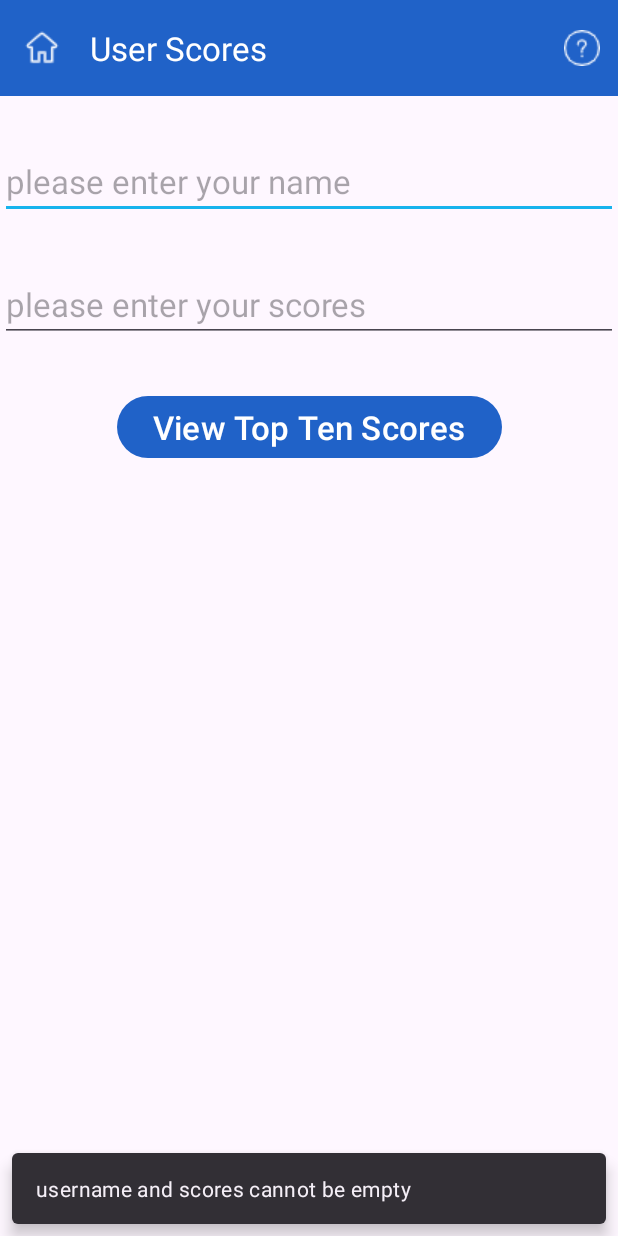
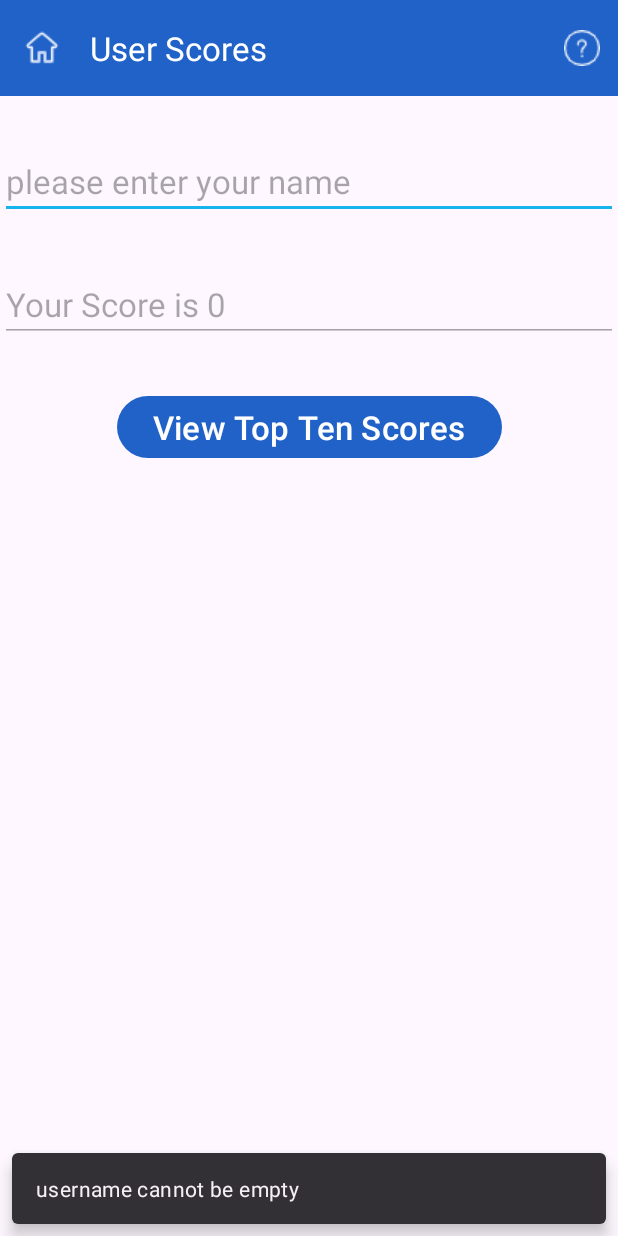
Before and after one commit to Derek-Tsang/FinalProject, an Android app: the TriviaUserScoresActivity screen opened directly, with no data from a screen before it, after a tap on "View Top Ten Scores", on a phone screen of 412 x 824 dp. Run offline under Robolectric (Android 15) with nearby library versions, the phone set to English and light mode, and no system bars; our stand-ins replace Room's generated code; network calls fail.

Commit message:
transfer score by using intent, not input by user. fix recyclerview cant scroll in user score Activity

```diff
--- a/app/src/main/java/algonquin/cst2335/finalproject/UI/TriviaUserScoresActivity.java
+++ b/app/src/main/java/algonquin/cst2335/finalproject/UI/TriviaUserScoresActivity.java
@@ -53,6 +53,7 @@ public class TriviaUserScoresActivity extends AppCompatActivity {
      * Executor to perform database operations on a separate thread
      */
     private Executor thread;
+    int score = 0;
 
     @Override
     protected void onCreate(Bundle savedInstanceState) {
@@ -60,18 +61,22 @@ public class TriviaUserScoresActivity extends AppCompatActivity {
         binding = ActivityTriviaUserScoresBinding.inflate(getLayoutInflater());
         setContentView(binding.getRoot());
         configureToolbar();
+        if(getIntent()!=null) {
+            score = getIntent().getIntExtra("score",0);
+            binding.editUserScores.setText("Your Score is "+ score+"");
+        }
+
         users = new ArrayList<>();
 
         binding.loginBtn.setOnClickListener((click)->{
 
             String username = binding.editUsername.getText().toString();
-            String scoresInput = binding.editUserScores.getText().toString();
 
-            int scores = 0;
 
-            if(scoresInput.equals("") || username.equals("") || username == null){
 
-                Snackbar.make(binding.getRoot(), "username and scores cannot be empty", Snackbar.LENGTH_SHORT).show();
+            if(("").equals(username)){
+
+                Snackbar.make(binding.getRoot(), "username cannot be empty", Snackbar.LENGTH_SHORT).show();
             }else{
 
                 // connect to database
@@ -84,10 +89,9 @@ public class TriviaUserScoresActivity extends AppCompatActivity {
                 binding.headerName.setVisibility(View.VISIBLE);
                 binding.headerScores.setVisibility(View.VISIBLE);
 
-                scores = Integer.parseInt(scoresInput);
                 TriviaUser user = new TriviaUser();
                 user.setUsername(username);
-                user.setScores(scores);
+                user.setScores(score);
 
                  // thread safe
                 thread = Executors.newSingleThreadExecutor();
--- a/app/src/main/res/layout/activity_trivia_user_scores.xml
+++ b/app/src/main/res/layout/activity_trivia_user_scores.xml
@@ -1,6 +1,7 @@
 <?xml version="1.0" encoding="utf-8"?>
 <androidx.constraintlayout.widget.ConstraintLayout xmlns:android="http://schemas.android.com/apk/res/android"
     xmlns:app="http://schemas.android.com/apk/res-auto"
+    xmlns:tools="http://schemas.android.com/tools"
     android:layout_width="match_parent"
     android:layout_height="match_parent">
 
@@ -30,6 +31,7 @@
         android:layout_width="match_parent"
         android:layout_height="wrap_content"
         android:layout_marginTop="32dp"
+        android:enabled="false"
         android:hint="@string/editUserScores"
         android:inputType="number"
         android:textSize="22dp"
@@ -52,28 +54,27 @@
         android:id="@+id/header"
         android:layout_width="match_parent"
         android:layout_height="wrap_content"
+        android:layout_marginStart="24dp"
+        android:layout_marginTop="32dp"
         android:orientation="horizontal"
-        android:layout_marginTop="32dp"
-        android:layout_marginStart="24dp"
+        app:layout_constraintEnd_toEndOf="parent"
         app:layout_constraintStart_toStartOf="parent"
-        app:layout_constraintEnd_toEndOf="parent"
         app:layout_constraintTop_toBottomOf="@id/loginBtn">
 
         <TextView
             android:id="@+id/headerId"
             android:layout_width="0dp"
+            android:layout_height="wrap_content"
             android:layout_weight="1"
-            android:layout_height="wrap_content"
             android:text="@string/headerId"
             android:textSize="22dp"
-            android:visibility="invisible"
-           />
+            android:visibility="invisible" />
 
         <TextView
             android:id="@+id/headerName"
             android:layout_width="0dp"
+            android:layout_height="wrap_content"
             android:layout_weight="2"
-            android:layout_height="wrap_content"
             android:text="@string/username"
             android:textSize="22dp"
             android:visibility="invisible" />
@@ -81,8 +82,8 @@
         <TextView
             android:id="@+id/headerScores"
             android:layout_width="0dp"
+            android:layout_height="wrap_content"
             android:layout_weight="1"
-            android:layout_height="wrap_content"
             android:text="@string/userScores"
             android:textSize="22dp"
             android:visibility="invisible" />
@@ -90,14 +91,11 @@
     </LinearLayout>
 
 
-
     <androidx.recyclerview.widget.RecyclerView
         android:id="@+id/scoresRecycleView"
         android:layout_width="match_parent"
         android:layout_height="0dp"
-        android:layout_marginTop="20dp"
-        app:layout_constraintEnd_toEndOf="parent"
-        app:layout_constraintStart_toStartOf="parent"
-        app:layout_constraintTop_toBottomOf="@id/header" />
+        app:layout_constraintTop_toBottomOf="@+id/header"
+        app:layout_constraintBottom_toBottomOf="parent"/>
 
 </androidx.constraintlayout.widget.ConstraintLayout>
```
Also changed, not shown: app/src/main/java/algonquin/cst2335/finalproject/UI/TriviaQuestionActivity.java (+5 -3 lines).
